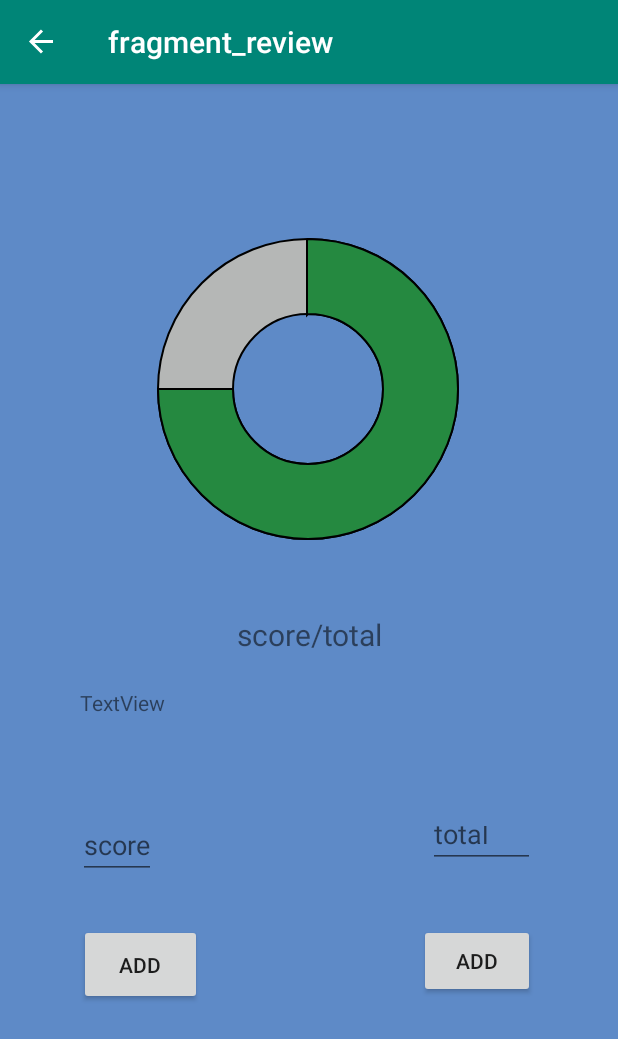
After one commit to josejesusgarciajr/Travel-App, an Android app: the reviewFragment screen opened through its navigation route, on a phone screen of 412 x 824 dp. The commit adds this screen. Shown: the top 1039 px of the screen. Run offline under Robolectric (Android 15) with nearby library versions, the phone set to English and light mode, and no system bars; our stand-ins replace data binding, navigation-ui.

Commit message:
Review page and testing input

```diff
--- a/Travel-App/app/src/main/java/jwest/android_class/travel_app/TitleFragment.kt
+++ b/Travel-App/app/src/main/java/jwest/android_class/travel_app/TitleFragment.kt
@@ -28,6 +28,10 @@ class TitleFragment : Fragment() {
         binding.titleToMapButton.setOnClickListener { view : View ->
             view.findNavController().navigate(R.id.action_titleFragment_to_mapFragment)
         }
+
+        binding.titleToReviewButton.setOnClickListener { view : View ->
+            view.findNavController().navigate(R.id.action_titleFragment_to_reviewFragment)
+        }
         return binding.root
     }
 }
--- /dev/null
+++ b/Travel-App/app/src/main/java/jwest/android_class/travel_app/reviewFragment.kt
@@ -0,0 +1,76 @@
+package jwest.android_class.travel_app
+
+import android.os.Bundle
+import androidx.fragment.app.Fragment
+import android.view.LayoutInflater
+import android.view.View
+import android.view.ViewGroup
+import android.widget.Button
+import android.widget.EditText
+import android.widget.ProgressBar
+import android.widget.TextView
+import androidx.databinding.DataBindingUtil
+import jwest.android_class.travel_app.databinding.FragmentReviewBinding
+
+
+class reviewFragment : Fragment() {
+
+    private var b: Int = 0
+    private var c: Int = 0
+    private lateinit var binding: FragmentReviewBinding
+    lateinit var scoreNum: EditText
+    lateinit var totalNum: EditText
+    lateinit var resultScore: TextView
+    lateinit var pieChart: ProgressBar
+    lateinit var scoreButton: Button
+    lateinit var totalButton: Button
+    override fun onCreateView(
+        inflater: LayoutInflater, container: ViewGroup?,
+        savedInstanceState: Bundle?
+    ): View? {
+        binding = DataBindingUtil.inflate<FragmentReviewBinding>(
+            inflater,
+            R.layout.fragment_review,
+            container,
+            false
+        )
+
+        //binding data with ID's
+        scoreNum = binding.score
+        totalNum = binding.total
+        resultScore = binding.numberOfCalories
+        pieChart = binding.statsProgressbar
+
+        scoreButton = binding.s
+        totalButton = binding.t
+        scoreButton.setOnClickListener(View.OnClickListener {
+            addBurned()
+        })
+        totalButton.setOnClickListener(View.OnClickListener {
+            addConsumed()
+        })
+
+        return binding.root
+    }
+
+
+    fun addBurned() {
+        // Update the old value:
+        b = Integer.parseInt(scoreNum.getText().toString())
+        updateChart()
+    }
+
+    fun addConsumed() {
+        // Update the old value:
+        c = Integer.parseInt(totalNum.getText().toString())
+        updateChart()
+    }
+
+    private fun updateChart() {
+        resultScore.setText(b.toString() + " / " + c)
+
+        val d = b.toDouble() / c.toDouble()
+        val progress = (d * 100).toInt()
+        pieChart.setProgress(progress)
+    }
+}
--- /dev/null
+++ b/Travel-App/app/src/main/res/drawable/background_review.xml
@@ -0,0 +1,20 @@
+<?xml version="1.0" encoding="utf-8"?>
+<rotate
+    xmlns:android="http://schemas.android.com/apk/res/android"
+    android:fromDegrees="270"
+    android:toDegrees="270">
+
+    <!--shape-->
+    <shape
+        android:innerRadius="50dp"
+        android:shape="ring"
+        android:thickness="50dp"
+        android:useLevel="true">
+        <solid android:color="@color/colorReviewBar" />
+
+        <!--border color-->
+        <stroke
+            android:width="1dp"
+            android:color="@color/colorReviewBorder"/>
+    </shape>
+</rotate>
--- /dev/null
+++ b/Travel-App/app/src/main/res/drawable/review_total.xml
@@ -0,0 +1,20 @@
+<?xml version="1.0" encoding="utf-8"?>
+<rotate
+    xmlns:android="http://schemas.android.com/apk/res/android"
+    android:fromDegrees="270"
+    android:toDegrees="270">
+
+    <!--shape-->
+    <shape
+        android:innerRadius="50dp"
+        android:shape="ring"
+        android:thickness="50dp"
+        android:useLevel="true">
+        <solid android:color="@color/colorReview" />
+
+        <!--border color-->
+        <stroke
+            android:width="1dp"
+            android:color="@color/colorReviewBorder"/>
+    </shape>
+</rotate>
--- a/Travel-App/app/src/main/res/layout/activity_main.xml
+++ b/Travel-App/app/src/main/res/layout/activity_main.xml
@@ -1,16 +1,16 @@
 <?xml version="1.0" encoding="utf-8"?>
-<layout xmlns:android="http://schemas.android.com/apk/res/android"
-    xmlns:app="http://schemas.android.com/apk/res-auto">
+<layout
+    xmlns:android="http://schemas.android.com/apk/res/android"
+    xmlns:app="http://schemas.android.com/apk/res-auto"
+    xmlns:tools="http://schemas.android.com/tools">
     <androidx.drawerlayout.widget.DrawerLayout
         android:id="@+id/drawerLayout"
         android:layout_width="match_parent"
         android:layout_height="match_parent">
-
-        <LinearLayout
+        <androidx.constraintlayout.widget.ConstraintLayout
             android:layout_width="match_parent"
             android:layout_height="match_parent"
-            android:orientation="vertical">
-
+            tools:context=".MainActivity">
 
             <fragment
                 android:id="@+id/myNavHostFragment"
@@ -19,7 +19,7 @@
                 android:layout_height="match_parent"
                 app:defaultNavHost="true"
                 app:navGraph="@navigation/navigation" />
-        </LinearLayout>
+        </androidx.constraintlayout.widget.ConstraintLayout>
 
         <com.google.android.material.navigation.NavigationView
             android:id="@+id/navView"
--- /dev/null
+++ b/Travel-App/app/src/main/res/layout/fragment_review.xml
@@ -0,0 +1,123 @@
+<?xml version="1.0" encoding="utf-8"?>
+<layout xmlns:android="http://schemas.android.com/apk/res/android"
+    xmlns:app="http://schemas.android.com/apk/res-auto"
+    xmlns:tools="http://schemas.android.com/tools">
+
+    <androidx.constraintlayout.widget.ConstraintLayout
+        android:id="@+id/constraintLayout"
+        android:layout_width="match_parent"
+        android:layout_height="match_parent"
+        android:background="@color/colorReviewBackground">
+
+        <ProgressBar
+            android:id="@+id/background_progressbar"
+            style="?android:attr/progressBarStyleHorizontal"
+            android:layout_width="@dimen/chart_width"
+            android:layout_height="@dimen/chart_width"
+            android:indeterminate="false"
+            android:max="100"
+            android:progress="100"
+            android:progressDrawable="@drawable/background_review"
+            app:layout_constraintBottom_toBottomOf="parent"
+            app:layout_constraintEnd_toEndOf="parent"
+            app:layout_constraintHorizontal_bias="0.495"
+            app:layout_constraintStart_toStartOf="parent"
+            app:layout_constraintTop_toTopOf="parent"
+            app:layout_constraintVertical_bias="0.114" />
+
+
+        <ProgressBar
+            android:id="@+id/stats_progressbar"
+            style="?android:attr/progressBarStyleHorizontal"
+            android:layout_width="@dimen/chart_width"
+            android:layout_height="@dimen/chart_width"
+            android:indeterminate="false"
+            android:max="100"
+            android:progress="75"
+            android:progressDrawable="@drawable/review_total"
+            app:layout_constraintBottom_toBottomOf="parent"
+            app:layout_constraintEnd_toEndOf="parent"
+            app:layout_constraintHorizontal_bias="0.495"
+            app:layout_constraintStart_toStartOf="parent"
+            app:layout_constraintTop_toTopOf="parent"
+            app:layout_constraintVertical_bias="0.114" />
+
+        <TextView
+            android:id="@+id/number_of_calories"
+            android:layout_width="wrap_content"
+            android:layout_height="wrap_content"
+            android:gravity="center"
+            android:text="@string/inside_title"
+            android:textSize="@dimen/inside_title_text_size"
+            app:layout_constraintBottom_toBottomOf="parent"
+            app:layout_constraintEnd_toEndOf="parent"
+            app:layout_constraintStart_toStartOf="parent"
+            app:layout_constraintTop_toBottomOf="@+id/background_progressbar"
+            app:layout_constraintVertical_bias="0.0" />
+
+        <TextView
+            android:id="@+id/textView"
+            android:layout_width="302dp"
+            android:layout_height="82dp"
+            android:text="TextView"
+            app:layout_constraintBottom_toBottomOf="parent"
+            app:layout_constraintEnd_toEndOf="parent"
+            app:layout_constraintHorizontal_bias="0.485"
+            app:layout_constraintStart_toStartOf="parent"
+            app:layout_constraintTop_toBottomOf="@+id/number_of_calories"
+            app:layout_constraintVertical_bias="0.072" />
+
+        <Button
+            android:id="@+id/t"
+            android:layout_width="77dp"
+            android:layout_height="49dp"
+            android:layout_weight="1"
+            android:onClick="addConsumed"
+            android:text="@string/add"
+            app:layout_constraintBottom_toBottomOf="parent"
+            app:layout_constraintEnd_toEndOf="parent"
+            app:layout_constraintHorizontal_bias="0.834"
+            app:layout_constraintStart_toStartOf="parent"
+            app:layout_constraintTop_toBottomOf="@+id/total"
+            app:layout_constraintVertical_bias="0.189" />
+
+        <Button
+            android:id="@+id/s"
+            android:layout_width="82dp"
+            android:layout_height="54dp"
+            android:layout_weight="1"
+            android:onClick="addBurned"
+            android:text="@string/add"
+            app:layout_constraintBottom_toBottomOf="parent"
+            app:layout_constraintEnd_toEndOf="parent"
+            app:layout_constraintHorizontal_bias="0.159"
+            app:layout_constraintStart_toStartOf="parent"
+            app:layout_constraintTop_toBottomOf="@+id/score"
+            app:layout_constraintVertical_bias="0.163" />
+
+        <EditText
+            android:id="@+id/total"
+            android:layout_width="71dp"
+            android:layout_height="38dp"
+            android:layout_marginEnd="52dp"
+            android:layout_weight="1"
+            android:hint="@string/total"
+            android:inputType="number"
+            app:layout_constraintEnd_toEndOf="parent"
+            app:layout_constraintHorizontal_bias="0.983"
+            app:layout_constraintStart_toEndOf="@+id/score"
+            app:layout_constraintTop_toBottomOf="@+id/textView" />
+
+        <EditText
+            android:id="@+id/score"
+            android:layout_width="0dp"
+            android:layout_height="wrap_content"
+            android:layout_marginStart="52dp"
+            android:layout_weight="1"
+            android:hint="@string/score"
+            android:inputType="number"
+            app:layout_constraintStart_toStartOf="parent"
+            app:layout_constraintTop_toBottomOf="@+id/textView" />
+    </androidx.constraintlayout.widget.ConstraintLayout>
+
+</layout>
--- a/Travel-App/app/src/main/res/layout/fragment_title.xml
+++ b/Travel-App/app/src/main/res/layout/fragment_title.xml
@@ -4,6 +4,7 @@
 <layout xmlns:app="http://schemas.android.com/apk/res-auto"
     xmlns:tools="http://schemas.android.com/tools"
     xmlns:android="http://schemas.android.com/apk/res/android">
+
     <data>
         <variable
             name="titleFragment"
@@ -42,5 +43,16 @@
             app:layout_constraintStart_toStartOf="parent"
             app:layout_constraintTop_toBottomOf="@+id/textView4" />
 
+        <Button
+            android:id="@+id/title_to_review_button"
+            android:layout_width="wrap_content"
+            android:layout_height="wrap_content"
+            android:layout_marginTop="32dp"
+            android:text="review"
+            app:layout_constraintEnd_toEndOf="parent"
+            app:layout_constraintHorizontal_bias="0.501"
+            app:layout_constraintStart_toStartOf="parent"
+            app:layout_constraintTop_toBottomOf="@+id/title_to_map_button" />
+
     </androidx.constraintlayout.widget.ConstraintLayout>
 </layout>
--- a/Travel-App/app/src/main/res/navigation/navigation.xml
+++ b/Travel-App/app/src/main/res/navigation/navigation.xml
@@ -1,5 +1,6 @@
 <?xml version="1.0" encoding="utf-8"?>
-<navigation xmlns:android="http://schemas.android.com/apk/res/android"
+<navigation
+    xmlns:android="http://schemas.android.com/apk/res/android"
     xmlns:app="http://schemas.android.com/apk/res-auto"
     xmlns:tools="http://schemas.android.com/tools"
     android:id="@+id/navigation"
@@ -18,6 +19,9 @@
         <action
             android:id="@+id/action_titleFragment_to_mapFragment"
             app:destination="@id/mapFragment" />
+        <action
+            android:id="@+id/action_titleFragment_to_reviewFragment"
+            app:destination="@id/reviewFragment" />
     </fragment>
     <fragment
         android:id="@+id/mapFragment"
@@ -26,7 +30,12 @@
         android:layout_height="match_parent"
         >
     </fragment>
-<!--    <fragment-->
+    <fragment
+        android:id="@+id/reviewFragment"
+        android:name="jwest.android_class.travel_app.reviewFragment"
+        android:label="fragment_review"
+        tools:layout="@layout/fragment_review" />
+    <!--    <fragment-->
 <!--        android:id="@+id/map"-->
 <!--        android:name="com.google.android.gms.maps.SupportMapFragment"-->
 <!--        android:layout_width="match_parent"-->
--- a/Travel-App/app/src/main/res/values/colors.xml
+++ b/Travel-App/app/src/main/res/values/colors.xml
@@ -3,4 +3,10 @@
     <color name="colorPrimary">#008577</color>
     <color name="colorPrimaryDark">#00574B</color>
     <color name="colorAccent">#D81B60</color>
+
+    <!--review color-->
+    <color name="colorReviewBackground">#5E8AC7</color>
+    <color name="colorReviewBar">#B5B7B6</color>
+    <color name="colorReview">#258940</color>
+    <color name="colorReviewBorder">#000000</color>
 </resources>
--- /dev/null
+++ b/Travel-App/app/src/main/res/values/dimens.xml
@@ -0,0 +1,7 @@
+<?xml version="1.0" encoding="utf-8"?>
+<resources>
+    <dimen name="chart_title_text_size">18sp</dimen>
+    <dimen name="chart_width">300dp</dimen>
+    <dimen name="inside_title_text_size">20sp</dimen>
+    <dimen name="input_linear_padding">16dp</dimen>
+</resources>
--- a/Travel-App/app/src/main/res/values/strings.xml
+++ b/Travel-App/app/src/main/res/values/strings.xml
@@ -3,4 +3,11 @@
     <string name="map_name">Map</string>
     <string name="title_activity_maps">Map</string>
     <string name="dropped_pin">Dropped Pin</string>
+
+   <string name="inside_title">score/total</string>
+    <string name="score">score</string>
+    <string name="total">total</string>
+    <string name="add">Add</string>
+    <string name="description">description text</string>
+    <string name="reviewtitle">Current Review</string>
 </resources>
--- a/Travel-App/build.gradle
+++ b/Travel-App/build.gradle
@@ -1,7 +1,10 @@
 // Top-level build file where you can add configuration options common to all sub-projects/modules.
 
 buildscript {
-    ext.kotlin_version = '1.3.41'
+    ext{
+        kotlin_version = '1.3.41'
+        navigationVersion = '1.0.0-rc02'
+    }
     repositories {
         google()
         jcenter()
```
